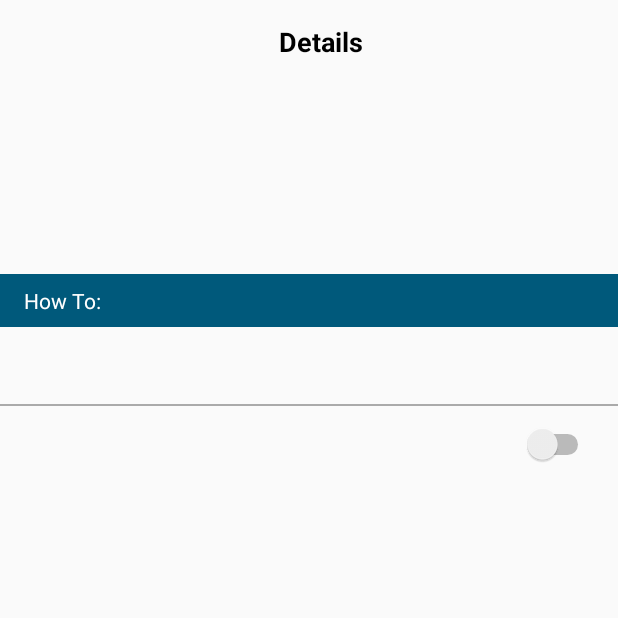
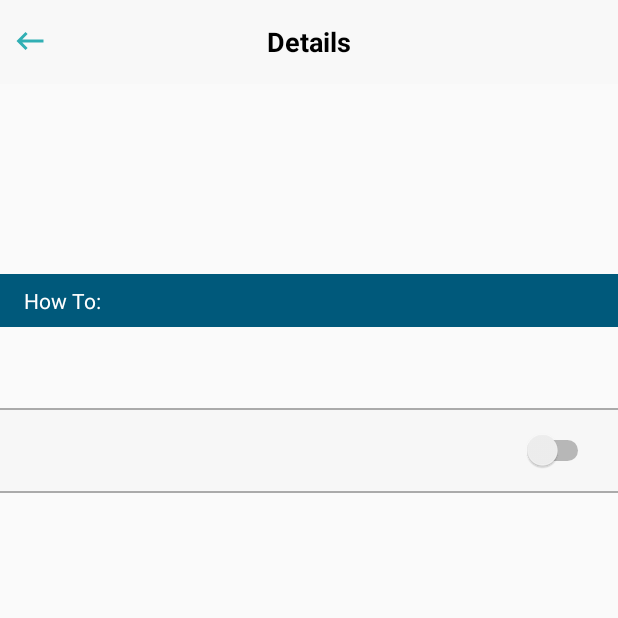
Before and after one commit to cafe-infosec/MobCheck_Android, an Android app: the DetailActivity screen opened directly, with no data from a screen before it, on a phone screen of 412 x 824 dp, the top half of it. Run offline under Robolectric (Android 15) with nearby library versions, the phone set to English and light mode, and no system bars; 1 statement that could not run was skipped.

Commit message:
update:detail activity layout

```diff
--- a/app/src/main/java/com/mobilecheck/assessment/activity/DetailActivity.kt
+++ b/app/src/main/java/com/mobilecheck/assessment/activity/DetailActivity.kt
@@ -14,6 +14,8 @@ import com.mobilecheck.assessment.R
 import com.mobilecheck.assessment.database.DatabaseHandler
 import com.mobilecheck.assessment.model.SystemInfo
 import kotlinx.android.synthetic.main.activity_detail.*
+import kotlinx.android.synthetic.main.activity_detail.toolbar
+import kotlinx.android.synthetic.main.activity_main.*
 
 class DetailActivity : AppCompatActivity() {
     private lateinit var systemInfo: SystemInfo
@@ -26,9 +28,12 @@ class DetailActivity : AppCompatActivity() {
             val window = window
             window.addFlags(WindowManager.LayoutParams.FLAG_DRAWS_SYSTEM_BAR_BACKGROUNDS)
         }
+        ivNavIcon.setOnClickListener(View.OnClickListener {
+            onBackPressed()
+        })
         var id = intent.getStringExtra(Constants().EXTRA_ID)
         val databaseHandler = DatabaseHandler(this)
-        getData(databaseHandler,id)
+        getData(databaseHandler, id)
         ivSwitch.setOnCheckedChangeListener { buttonView, isChecked ->
             if (isChecked) {
                 databaseHandler.updateItemsManually(
@@ -40,7 +45,7 @@ class DetailActivity : AppCompatActivity() {
                         Constants().IS_MANUAL
                     )
                 )
-                getData(databaseHandler,id)
+                getData(databaseHandler, id)
             } else {
                 databaseHandler.updateItemsManually(
                     SystemInfo(
@@ -51,7 +56,7 @@ class DetailActivity : AppCompatActivity() {
                         Constants().IS_MANUAL
                     )
                 )
-                getData(databaseHandler,id)
+                getData(databaseHandler, id)
             }
         }
     }
--- /dev/null
+++ b/app/src/main/res/drawable/ic_back.xml
@@ -0,0 +1,5 @@
+<vector android:height="24dp" android:tint="#31AFB4"
+    android:viewportHeight="24.0" android:viewportWidth="24.0"
+    android:width="24dp" xmlns:android="http://schemas.android.com/apk/res/android">
+    <path android:fillColor="#FF000000" android:pathData="M21,11H6.83l3.58,-3.59L9,6l-6,6 6,6 1.41,-1.41L6.83,13H21z"/>
+</vector>
--- a/app/src/main/res/layout/activity_detail.xml
+++ b/app/src/main/res/layout/activity_detail.xml
@@ -2,29 +2,48 @@
 <androidx.appcompat.widget.LinearLayoutCompat
         xmlns:android="http://schemas.android.com/apk/res/android"
         xmlns:tools="http://schemas.android.com/tools"
-        android:layout_width="match_parent"
-        android:layout_height="match_parent"
+        xmlns:app="http://schemas.android.com/apk/res-auto"
+        android:layout_width="match_parent" android:layout_height="match_parent"
         android:orientation="vertical"
         tools:context=".activity.DetailActivity">
     <androidx.appcompat.widget.Toolbar
             android:id="@+id/toolbar"
             android:layout_width="match_parent"
-            android:layout_height="wrap_content">
+            android:layout_height="wrap_content"
+            android:minHeight="?attr/actionBarSize"
+            app:contentInsetEnd="0dp"
+            app:contentInsetStart="0dp"
+            android:background="@color/colorPrimary">
+        <RelativeLayout
+                android:layout_width="match_parent"
+                android:layout_height="wrap_content"
+                android:orientation="horizontal">
+            <androidx.appcompat.widget.AppCompatImageView
+                    android:id="@+id/ivNavIcon"
+                    android:src="@drawable/ic_back"
+                    android:layout_width="wrap_content"
+                    android:paddingStart="@dimen/small_margin"
+                    android:paddingEnd="@dimen/small_margin"
+                    android:layout_gravity="center|start"
+                    android:layout_height="wrap_content"/>
             <androidx.appcompat.widget.AppCompatTextView
                     android:layout_width="match_parent"
                     android:layout_height="wrap_content"
                     android:text="@string/details"
                     android:gravity="center"
                     android:textStyle="bold"
+                    android:layout_centerInParent="true"
                     android:textSize="@dimen/text_size_18"
                     android:textColor="@color/colorText"/>
+        </RelativeLayout>
+
     </androidx.appcompat.widget.Toolbar>
     <androidx.appcompat.widget.AppCompatImageView
             android:id="@+id/ivStatus"
             android:layout_width="wrap_content"
             android:layout_height="wrap_content"
             android:layout_gravity="center"
-            android:padding="@dimen/small_margin"
+            android:padding="@dimen/activity_vertical_margin"
     />
     <androidx.appcompat.widget.AppCompatTextView
             android:id="@+id/tvStatus"
@@ -32,6 +51,7 @@
             android:layout_height="wrap_content"
             android:layout_gravity="center"
             android:textSize="@dimen/text_size_18"
+            android:textColor="@color/colorText"
             android:layout_margin="@dimen/activity_vertical_margin"
             android:gravity="center"/>
     <androidx.appcompat.widget.AppCompatTextView
@@ -39,9 +59,11 @@
             android:layout_width="match_parent"
             android:layout_height="wrap_content"
             android:layout_gravity="center"
-            android:textColor="@color/colorText"
+            android:textColor="@color/colorDetailText"
             android:textSize="@dimen/text_size_16"
-            android:layout_margin="@dimen/activity_vertical_margin"
+            android:layout_marginBottom="@dimen/activity_vertical_margin"
+            android:layout_marginStart="@dimen/activity_vertical_margin"
+            android:layout_marginEnd="@dimen/activity_vertical_margin"
             android:gravity="center"/>
     <androidx.appcompat.widget.LinearLayoutCompat
             android:layout_width="match_parent"
@@ -61,6 +83,8 @@
             android:id="@+id/tv_settings"
             android:layout_width="match_parent"
             android:layout_height="wrap_content"
+            android:textSize="@dimen/text_size_16"
+            android:textColor="@color/colorText"
             android:layout_margin="@dimen/activity_vertical_margin"/>
     <View android:layout_width="match_parent" android:layout_height="1dp"
           android:background="@android:color/darker_gray"/>
@@ -69,6 +93,11 @@
             android:id="@+id/ivSwitch"
             android:layout_width="match_parent"
             android:layout_height="wrap_content"
+            android:background="@color/colorEnableSetting"
+            android:textSize="@dimen/text_size_16"
+            android:textColor="@color/colorText"
             android:padding="@dimen/activity_vertical_margin"/>
+    <View android:layout_width="match_parent" android:layout_height="1dp"
+          android:background="@android:color/darker_gray"/>
 
 </androidx.appcompat.widget.LinearLayoutCompat>
--- a/app/src/main/res/layout/activity_main.xml
+++ b/app/src/main/res/layout/activity_main.xml
@@ -2,16 +2,19 @@
 <androidx.appcompat.widget.LinearLayoutCompat
         xmlns:android="http://schemas.android.com/apk/res/android"
         xmlns:tools="http://schemas.android.com/tools"
-        xmlns:app="http://schemas.android.com/apk/res-auto"
         android:layout_width="match_parent"
         android:layout_height="match_parent"
+        xmlns:app="http://schemas.android.com/apk/res-auto"
         tools:context=".activity.MainActivity"
         android:orientation="vertical">
     <androidx.appcompat.widget.Toolbar
+            android:id="@+id/toolbar"
             android:layout_width="match_parent"
             android:layout_height="wrap_content"
             android:minHeight="?attr/actionBarSize"
-            android:background="@color/colorWhite">
+            app:contentInsetEnd="0dp"
+            app:contentInsetStart="0dp"
+            android:background="@color/colorPrimary">
         <androidx.appcompat.widget.AppCompatTextView
                 android:layout_width="match_parent"
                 android:layout_height="wrap_content"
--- a/app/src/main/res/values/colors.xml
+++ b/app/src/main/res/values/colors.xml
@@ -1,10 +1,12 @@
 <?xml version="1.0" encoding="utf-8"?>
 <resources>
-    <color name="colorPrimary">#F9F9F9</color>
-    <color name="colorPrimaryDark">#F9F9F9</color>
+    <color name="colorPrimary">#d1f8f8f8</color>
+    <color name="colorPrimaryDark">#d1f8f8f8</color>
     <color name="colorAccent">#D81B60</color>
     <color name="colorWhite">#FFFFFF</color>
     <color name="colorAlert">#00597B</color>
     <color name="colorText">#000000</color>
     <color name="colorMenu">#00B1B9</color>
+    <color name="colorDetailText">#8e8e93</color>
+    <color name="colorEnableSetting">#f7f7f7</color>
 </resources>
```
Lines whose indentation alone changed are shown as unchanged.
